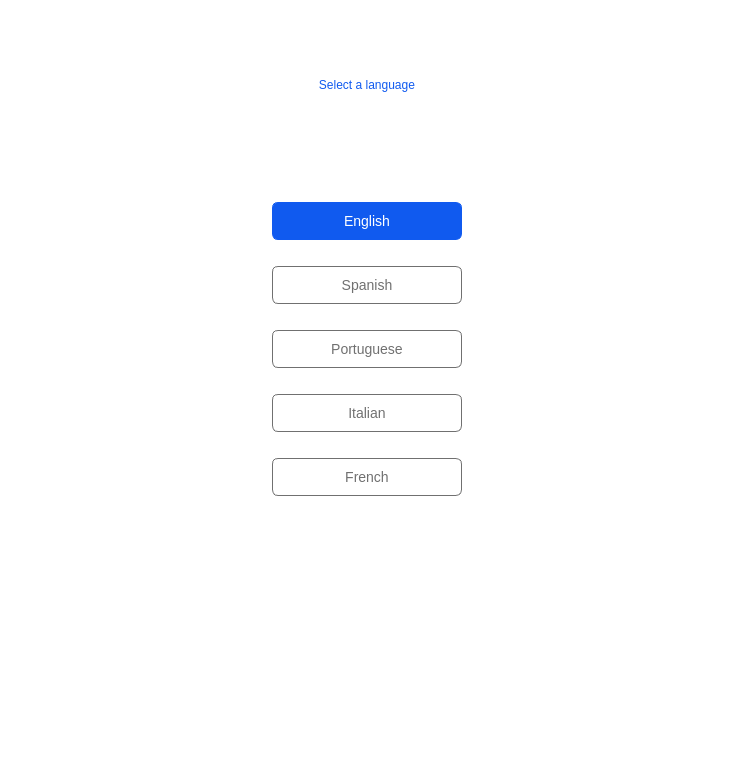
Qt form src/qt/veil/forms/tutoriallanguageswidget.ui (Veil-Project/veil) before a commit.
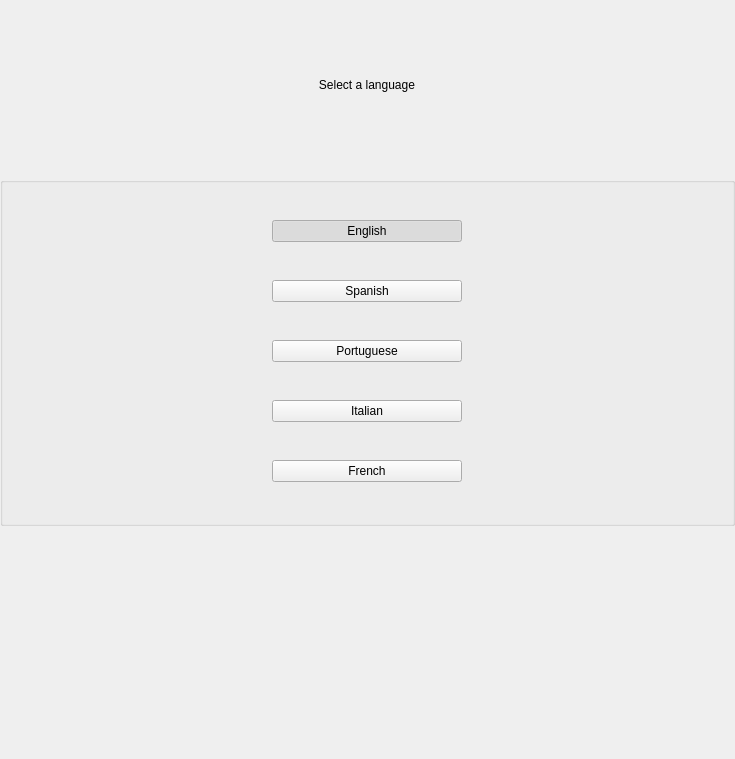
The same form after that commit.

Patch:
```diff
--- a/src/qt/veil/forms/tutoriallanguageswidget.ui
+++ b/src/qt/veil/forms/tutoriallanguageswidget.ui
@@ -13,10 +13,6 @@
   <property name="windowTitle">
    <string>Form</string>
   </property>
-  <property name="styleSheet">
-   <string notr="true">background-color:white;
-border:none;</string>
-  </property>
   <layout class="QVBoxLayout" name="verticalLayout_2" stretch="0,1,0,3,2">
    <property name="spacing">
     <number>0</number>
@@ -72,9 +68,6 @@
        <height>40</height>
       </size>
      </property>
-     <property name="styleSheet">
-      <string notr="true">color:#105aef;</string>
-     </property>
      <property name="text">
       <string>Select a language</string>
      </property>
@@ -106,10 +99,6 @@
      </property>
      <item>
       <widget class="QGroupBox" name="groupBox">
-       <property name="styleSheet">
-        <string notr="true">border:none;
-background-color:white;</string>
-       </property>
        <property name="title">
         <string/>
        </property>
@@ -134,37 +123,6 @@
             <height>16777215</height>
            </size>
           </property>
-          <property name="styleSheet">
-           <string notr="true">QPushButton {
-    border-radius: 6px;
-    border:  1px solid #707070;
-    background-color:#ffffff;
-    color: #707070;
-    font-size: 14px;
-    padding:10;
-    text-align:center !important;
-}
-
-QPushButton:checked {
-    border:  1px solid #105aef;
-    background-color:#105aef;
-    color: #FFFFFF;
-}
-
-QPushButton:hover {
-    border:  1px solid #bababa;
-    background-color:#bababa;
-    color: #FFFFFF;
-}
-
-QPushButton:unchecked {
-    border:  1px solid #707070;
-    background-color:#ffffff;
-    color: #707070;
-}
-
-</string>
-          </property>
           <property name="text">
            <string>English</string>
           </property>
@@ -193,37 +151,6 @@
             <height>16777215</height>
            </size>
           </property>
-          <property name="styleSheet">
-           <string notr="true">QPushButton {
-    border-radius: 6px;
-    border:  1px solid #707070;
-    background-color:#ffffff;
-    color: #707070;
-    font-size: 14px;
-    padding:10;
-    text-align:center !important;
-}
-
-QPushButton:checked {
-    border:  1px solid #105aef;
-    background-color:#105aef;
-    color: #FFFFFF;
-}
-
-QPushButton:hover {
-    border:  1px solid #bababa;
-    background-color:#bababa;
-    color: #FFFFFF;
-}
-
-QPushButton:unchecked {
-    border:  1px solid #707070;
-    background-color:#ffffff;
-    color: #707070;
-}
-
-</string>
-          </property>
           <property name="text">
            <string>Spanish</string>
           </property>
@@ -249,37 +176,6 @@
             <height>16777215</height>
            </size>
           </property>
-          <property name="styleSheet">
-           <string notr="true">QPushButton {
-    border-radius: 6px;
-    border:  1px solid #707070;
-    background-color:#ffffff;
-    color: #707070;
-    font-size: 14px;
-    padding:10;
-    text-align:center !important;
-}
-
-QPushButton:checked {
-    border:  1px solid #105aef;
-    background-color:#105aef;
-    color: #FFFFFF;
-}
-
-QPushButton:hover {
-    border:  1px solid #bababa;
-    background-color:#bababa;
-    color: #FFFFFF;
-}
-
-QPushButton:unchecked {
-    border:  1px solid #707070;
-    background-color:#ffffff;
-    color: #707070;
-}
-
-</string>
-          </property>
           <property name="text">
            <string>Portuguese</string>
           </property>
@@ -305,37 +201,6 @@
             <height>16777215</height>
            </size>
           </property>
-          <property name="styleSheet">
-           <string notr="true">QPushButton {
-    border-radius: 6px;
-    border:  1px solid #707070;
-    background-color:#ffffff;
-    color: #707070;
-    font-size: 14px;
-    padding:10;
-    text-align:center !important;
-}
-
-QPushButton:checked {
-    border:  1px solid #105aef;
-    background-color:#105aef;
-    color: #FFFFFF;
-}
-
-QPushButton:hover {
-    border:  1px solid #bababa;
-    background-color:#bababa;
-    color: #FFFFFF;
-}
-
-QPushButton:unchecked {
-    border:  1px solid #707070;
-    background-color:#ffffff;
-    color: #707070;
-}
-
-</string>
-          </property>
           <property name="text">
            <string>Italian</string>
           </property>
@@ -361,37 +226,6 @@
             <height>16777215</height>
            </size>
           </property>
-          <property name="styleSheet">
-           <string notr="true">QPushButton {
-    border-radius: 6px;
-    border:  1px solid #707070;
-    background-color:#ffffff;
-    color: #707070;
-    font-size: 14px;
-    padding:10;
-    text-align:center !important;
-}
-
-QPushButton:checked {
-    border:  1px solid #105aef;
-    background-color:#105aef;
-    color: #FFFFFF;
-}
-
-QPushButton:hover {
-    border:  1px solid #bababa;
-    background-color:#bababa;
-    color: #FFFFFF;
-}
-
-QPushButton:unchecked {
-    border:  1px solid #707070;
-    background-color:#ffffff;
-    color: #707070;
-}
-
-</string>
-          </property>
           <property name="text">
            <string>French</string>
           </property>
```
